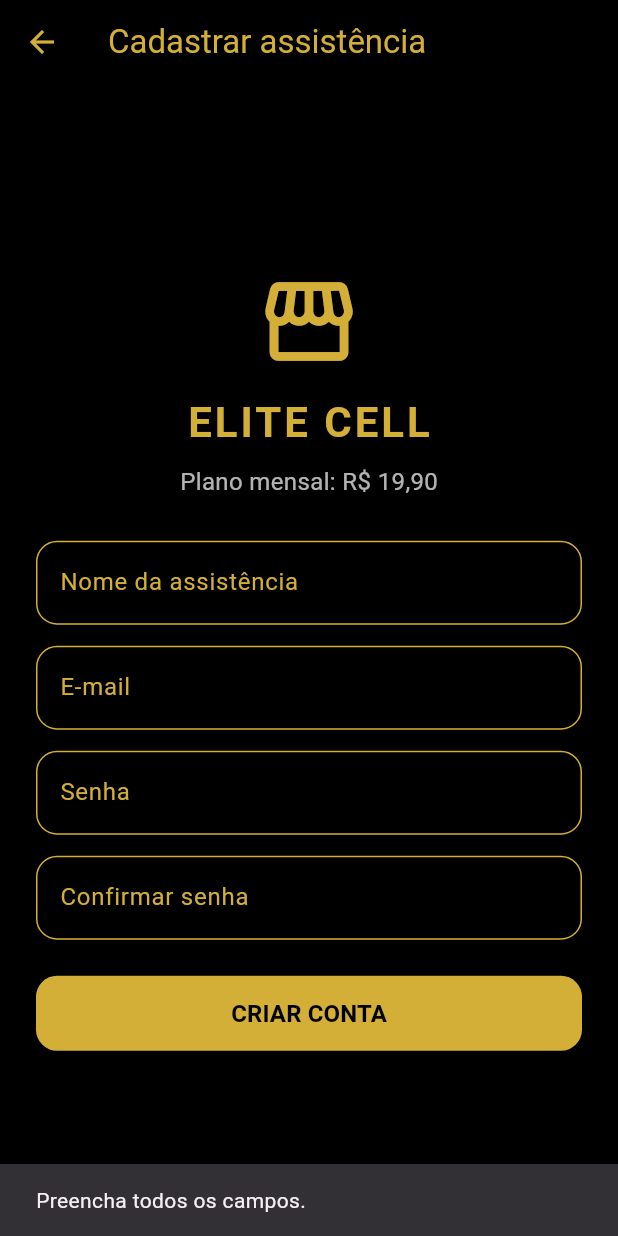
After one commit to painnzh/elite-cell, a Flutter app: the CadastroEmpresaScreen screen opened directly, after a tap on "CRIAR CONTA", on a phone screen of 412 x 824 dp. The commit adds this screen. Run offline on Flutter 3.47's test engine with Material 3 defaults, Android fonts, the light colour scheme and no system bars; our stand-ins replace cloud_firestore, firebase_auth, firebase_core, fl_chart, image_picker, pdf and 1 more; accounts and stored records are empty.

Commit message:
Atualiza aplicativo Elite Cell e integra Firebase

```diff
--- /dev/null
+++ b/lib/screens/cadastro_empresa_screen.dart
@@ -0,0 +1,222 @@
+import 'package:cloud_firestore/cloud_firestore.dart';
+import 'package:firebase_auth/firebase_auth.dart';
+import 'package:flutter/material.dart';
+
+class CadastroEmpresaScreen extends StatefulWidget {
+  const CadastroEmpresaScreen({super.key});
+
+  @override
+  State<CadastroEmpresaScreen> createState() =>
+      _CadastroEmpresaScreenState();
+}
+
+class _CadastroEmpresaScreenState extends State<CadastroEmpresaScreen> {
+  final nomeController = TextEditingController();
+  final emailController = TextEditingController();
+  final senhaController = TextEditingController();
+  final confirmarSenhaController = TextEditingController();
+
+  final Color dourado = const Color(0xFFD4AF37);
+  bool carregando = false;
+
+  void mensagem(String texto) {
+    if (!mounted) return;
+    ScaffoldMessenger.of(context).showSnackBar(
+      SnackBar(content: Text(texto)),
+    );
+  }
+
+  Future<void> cadastrar() async {
+    if (carregando) return;
+
+    final nome = nomeController.text.trim();
+    final email = emailController.text.trim();
+    final senha = senhaController.text;
+    final confirmarSenha = confirmarSenhaController.text;
+
+    if (nome.isEmpty || email.isEmpty || senha.isEmpty) {
+      mensagem('Preencha todos os campos.');
+      return;
+    }
+
+    if (senha.length < 6) {
+      mensagem('A senha precisa ter pelo menos 6 caracteres.');
+      return;
+    }
+
+    if (senha != confirmarSenha) {
+      mensagem('As senhas não coincidem.');
+      return;
+    }
+
+    setState(() => carregando = true);
+
+    UserCredential? credencial;
+
+    try {
+      credencial = await FirebaseAuth.instance
+          .createUserWithEmailAndPassword(
+        email: email,
+        password: senha,
+      );
+
+      final usuario = credencial.user;
+
+      if (usuario == null) {
+        throw Exception('Não foi possível criar a conta.');
+      }
+
+
+      if (!mounted) return;
+
+      mensagem(
+        'Cadastro criado! Aguarde a confirmação da assinatura.',
+      );
+
+      Navigator.pop(context);
+    } on FirebaseAuthException catch (e) {
+      if (credencial?.user != null) {
+        try {
+          await credencial!.user!.delete();
+        } catch (_) {}
+      }
+
+      if (e.code == 'email-already-in-use') {
+        mensagem('Este e-mail já está cadastrado.');
+      } else if (e.code == 'weak-password') {
+        mensagem('Escolha uma senha mais forte.');
+      } else if (e.code == 'invalid-email') {
+        mensagem('Digite um e-mail válido.');
+      } else {
+        mensagem('Não foi possível criar a conta.');
+      }
+    } catch (e) {
+      mensagem(
+        'Não foi possível concluir o cadastro. Verifique a conexão e tente novamente.',
+      );
+    } finally {
+      if (mounted) setState(() => carregando = false);
+    }
+  }
+
+  InputDecoration decoracao(String texto) {
+    return InputDecoration(
+      labelText: texto,
+      labelStyle: TextStyle(color: dourado),
+      enabledBorder: OutlineInputBorder(
+        borderSide: BorderSide(color: dourado),
+        borderRadius: BorderRadius.circular(14),
+      ),
+      focusedBorder: OutlineInputBorder(
+        borderSide: BorderSide(color: dourado, width: 2),
+        borderRadius: BorderRadius.circular(14),
+      ),
+    );
+  }
+
+  @override
+  void dispose() {
+    nomeController.dispose();
+    emailController.dispose();
+    senhaController.dispose();
+    confirmarSenhaController.dispose();
+    super.dispose();
+  }
+
+  @override
+  Widget build(BuildContext context) {
+    return Scaffold(
+      backgroundColor: Colors.black,
+      appBar: AppBar(
+        backgroundColor: Colors.black,
+        foregroundColor: dourado,
+        title: const Text('Cadastrar assistência'),
+      ),
+      body: Center(
+        child: SingleChildScrollView(
+          padding: const EdgeInsets.all(24),
+          child: Column(
+            children: [
+              Icon(
+                Icons.storefront,
+                size: 70,
+                color: dourado,
+              ),
+              const SizedBox(height: 12),
+              Text(
+                'ELITE CELL',
+                style: TextStyle(
+                  color: dourado,
+                  fontSize: 28,
+                  fontWeight: FontWeight.bold,
+                  letterSpacing: 2,
+                ),
+              ),
+              const SizedBox(height: 8),
+              const Text(
+                'Plano mensal: R\$ 19,90',
+                style: TextStyle(
+                  color: Colors.white70,
+                  fontSize: 16,
+                ),
+              ),
+              const SizedBox(height: 28),
+              TextField(
+                controller: nomeController,
+                style: const TextStyle(color: Colors.white),
+                decoration: decoracao('Nome da assistência'),
+              ),
+              const SizedBox(height: 14),
+              TextField(
+                controller: emailController,
+                keyboardType: TextInputType.emailAddress,
+                style: const TextStyle(color: Colors.white),
+                decoration: decoracao('E-mail'),
+              ),
+              const SizedBox(height: 14),
+              TextField(
+                controller: senhaController,
+                obscureText: true,
+                style: const TextStyle(color: Colors.white),
+                decoration: decoracao('Senha'),
+              ),
+              const SizedBox(height: 14),
+              TextField(
+                controller: confirmarSenhaController,
+                obscureText: true,
+                style: const TextStyle(color: Colors.white),
+                decoration: decoracao('Confirmar senha'),
+              ),
+              const SizedBox(height: 24),
+              SizedBox(
+                width: double.infinity,
+                height: 50,
+                child: ElevatedButton(
+                  onPressed: carregando ? null : cadastrar,
+                  style: ElevatedButton.styleFrom(
+                    backgroundColor: dourado,
+                    foregroundColor: Colors.black,
+                    shape: RoundedRectangleBorder(
+                      borderRadius: BorderRadius.circular(14),
+                    ),
+                  ),
+                  child: carregando
+                      ? const CircularProgressIndicator(
+                          color: Colors.black,
+                        )
+                      : const Text(
+                          'CRIAR CONTA',
+                          style: TextStyle(
+                            fontWeight: FontWeight.bold,
+                            fontSize: 16,
+                          ),
+                        ),
+                ),
+              ),
+            ],
+          ),
+        ),
+      ),
+    );
+  }
+}
```
Also changed, not shown: analysis_options.yaml (+9 -0 lines), lib/screens/login_screen.dart (+93 -70 lines), lib/screens/os_screen.dart (+7 -0 lines), firebase.json (added), pubspec.lock, 8 other files.
